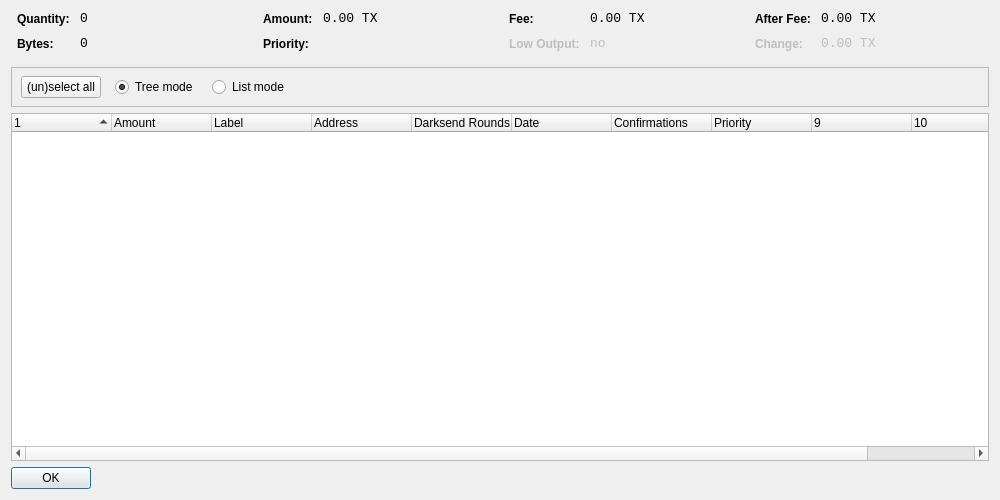
Qt form src/qt/forms/coincontroldialog.ui (ajeef/Rubix) before a commit.
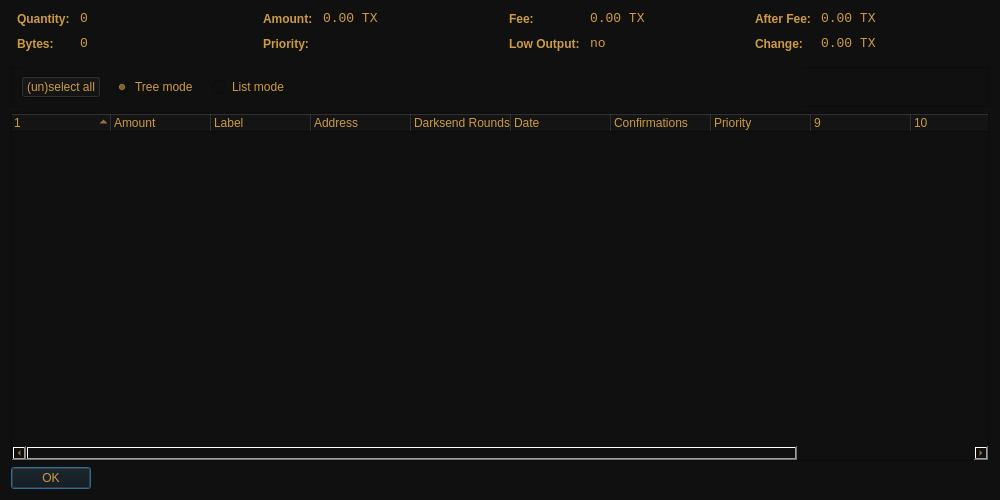
The same form after that commit. Custom widgets are drawn as their Qt base class.

The edit to the form file:
```diff
--- a/src/qt/forms/coincontroldialog.ui
+++ b/src/qt/forms/coincontroldialog.ui
@@ -13,6 +13,10 @@
   <property name="windowTitle">
    <string>Coin Control</string>
   </property>
+  <property name="styleSheet">
+   <string notr="true">color: rgb(204, 155, 68);
+background-color: rgb(16, 16, 16);</string>
+  </property>
   <layout class="QVBoxLayout" name="verticalLayout">
    <item>
     <layout class="QHBoxLayout" name="horizontalLayoutTop" stretch="0,0,0,0">
@@ -379,7 +383,7 @@
         <height>41</height>
        </rect>
       </property>
-      <layout class="QHBoxLayout" name="horizontalLayoutPanel" stretch="0,0,0,0,0">
+      <layout class="QHBoxLayout" name="horizontalLayoutPanel" stretch="0,0,0,0">
        <property name="spacing">
         <number>14</number>
        </property>
@@ -451,7 +455,7 @@
       <bool>false</bool>
      </property>
      <property name="columnCount">
-      <number>11</number>
+      <number>12</number>
      </property>
      <attribute name="headerShowSortIndicator" stdset="0">
       <bool>true</bool>
@@ -483,7 +487,7 @@
       <property name="text">
        <string>Darksend Rounds</string>
       </property>
-    </column>
+     </column>
      <column>
       <property name="text">
        <string>Date</string>
```
